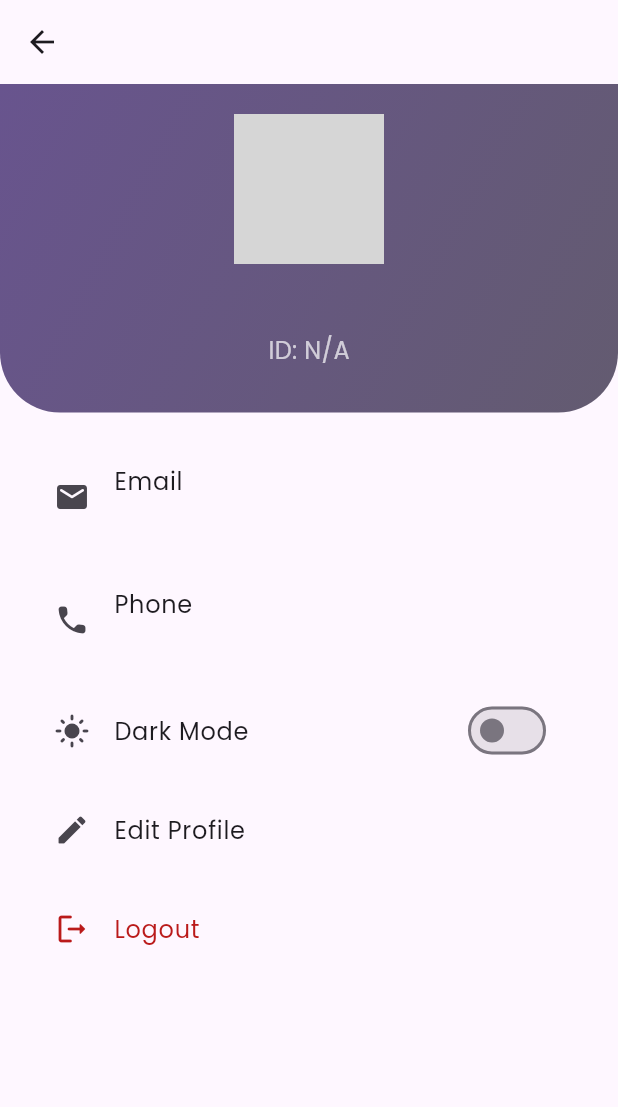
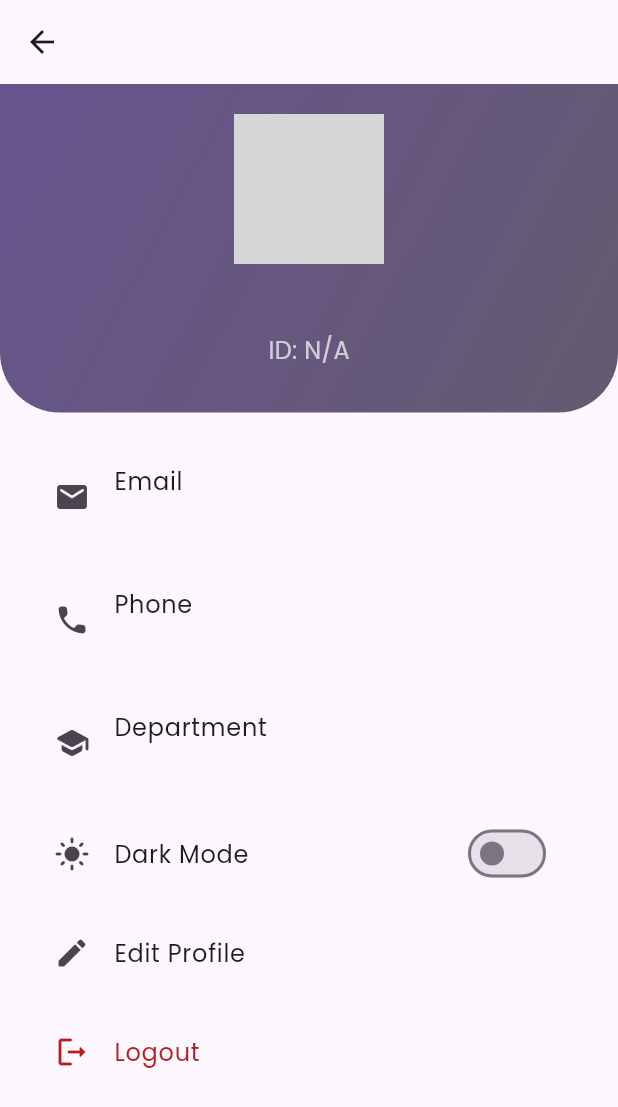
Before and after one commit to voidnova-code/Novalib_AUS, a Flutter app: the ProfilePage screen opened directly with empty values, on a phone screen of 412 x 824 dp. Shown: the top 1107 px of the screen. Run offline on Flutter 3.47's test engine with Material 3 defaults, Android fonts, the phone set to English and light mode, and no system bars; our stand-ins replace fl_chart, google_fonts, image_picker, shared_preferences; missing offline and left inert: mobile_scanner; accounts and stored records are empty; network calls fail; grey boxes are pictures that could not be loaded.

Commit message:
added the department name section

```diff
--- a/novalib/lib/main2.dart
+++ b/novalib/lib/main2.dart
@@ -253,6 +253,7 @@ class User {
   final String name;
   final String email;
   final String phone;
+  final String department; // <-- Add department
   final String? profileImageUrl;
 
   User({
@@ -260,6 +261,7 @@ class User {
     required this.name,
     required this.email,
     required this.phone,
+    required this.department, // <-- Add department
     this.profileImageUrl,
   });
 
@@ -269,6 +271,7 @@ class User {
       name: json['name'] ?? '',
       email: json['email'] ?? '',
       phone: json['phone'] ?? '',
+      department: json['department'] ?? '', // <-- Add department
       profileImageUrl: json['profile_image_url'],
     );
   }
@@ -296,6 +299,10 @@ class AppData {
         await prefs.setString('user_name', user.name);
         await prefs.setString('user_email', user.email);
         await prefs.setString('user_phone', user.phone);
+        await prefs.setString(
+          'user_department',
+          user.department,
+        ); // <-- Add department
         if (user.profileImageUrl != null) {
           await prefs.setString('profile_image_url', user.profileImageUrl!);
         }
@@ -320,6 +327,10 @@ class AppData {
     await prefs.setString('user_name', user.name);
     await prefs.setString('user_email', user.email);
     await prefs.setString('user_phone', user.phone);
+    await prefs.setString(
+      'user_department',
+      user.department,
+    ); // <-- Add department
   }
 
   static Future<void> saveStudentId(String id) async {
@@ -2052,6 +2063,7 @@ class _ProfilePageState extends State<ProfilePage> {
             name: AppData.currentUser!.name,
             email: AppData.currentUser!.email,
             phone: AppData.currentUser!.phone,
+            department: AppData.currentUser!.department,
             profileImageUrl: imageUrl,
           );
         });
@@ -2073,6 +2085,9 @@ class _ProfilePageState extends State<ProfilePage> {
     final emailController = TextEditingController(
       text: AppData.currentUser?.email ?? '',
     );
+    final departmentController = TextEditingController(
+      text: AppData.currentUser?.department ?? '',
+    ); // <-- Add department
     final result = await showDialog<Map<String, String>>(
       context: context,
       builder: (context) => AlertDialog(
@@ -2089,6 +2104,11 @@ class _ProfilePageState extends State<ProfilePage> {
               controller: emailController,
               decoration: const InputDecoration(labelText: "Email"),
             ),
+            const SizedBox(height: 16),
+            TextField(
+              controller: departmentController,
+              decoration: const InputDecoration(labelText: "Department"),
+            ),
           ],
         ),
         actions: [
@@ -2100,6 +2120,7 @@ class _ProfilePageState extends State<ProfilePage> {
             onPressed: () => Navigator.pop(context, {
               'name': nameController.text,
               'email': emailController.text,
+              'department': departmentController.text,
             }),
             child: const Text("Save"),
           ),
@@ -2112,6 +2133,7 @@ class _ProfilePageState extends State<ProfilePage> {
           AppData.studentId!,
           result['name']!,
           result['email']!,
+          // You may need to update your backend to accept department
         );
 
         if (success) {
@@ -2120,6 +2142,8 @@ class _ProfilePageState extends State<ProfilePage> {
             name: result['name']!,
             email: result['email']!,
             phone: AppData.currentUser!.phone,
+            department: result['department']!, // <-- Add department
+            profileImageUrl: AppData.currentUser!.profileImageUrl,
           );
 
           await AppData.saveUserData(updatedUser);
@@ -2243,6 +2267,15 @@ class _ProfilePageState extends State<ProfilePage> {
                   ),
                 ),
                 const SizedBox(height: 10),
+                ListTile(
+                  leading: const Icon(Icons.school_rounded),
+                  title: const Text("Department"),
+                  subtitle: Text(AppData.currentUser?.department ?? "N/A"),
+                  shape: RoundedRectangleBorder(
+                    borderRadius: BorderRadius.circular(15),
+                  ),
+                ),
+                const SizedBox(height: 10),
                 SwitchListTile(
                   title: const Text("Dark Mode"),
                   value: isDarkMode,
@@ -2526,6 +2559,7 @@ class _WishlistPageState extends State<WishlistPage> {
                           fit: BoxFit.cover,
                         ),
                       ),
+
                       title: Text(
                         book.title,
                         style: const TextStyle(fontWeight: FontWeight.bold),
```
